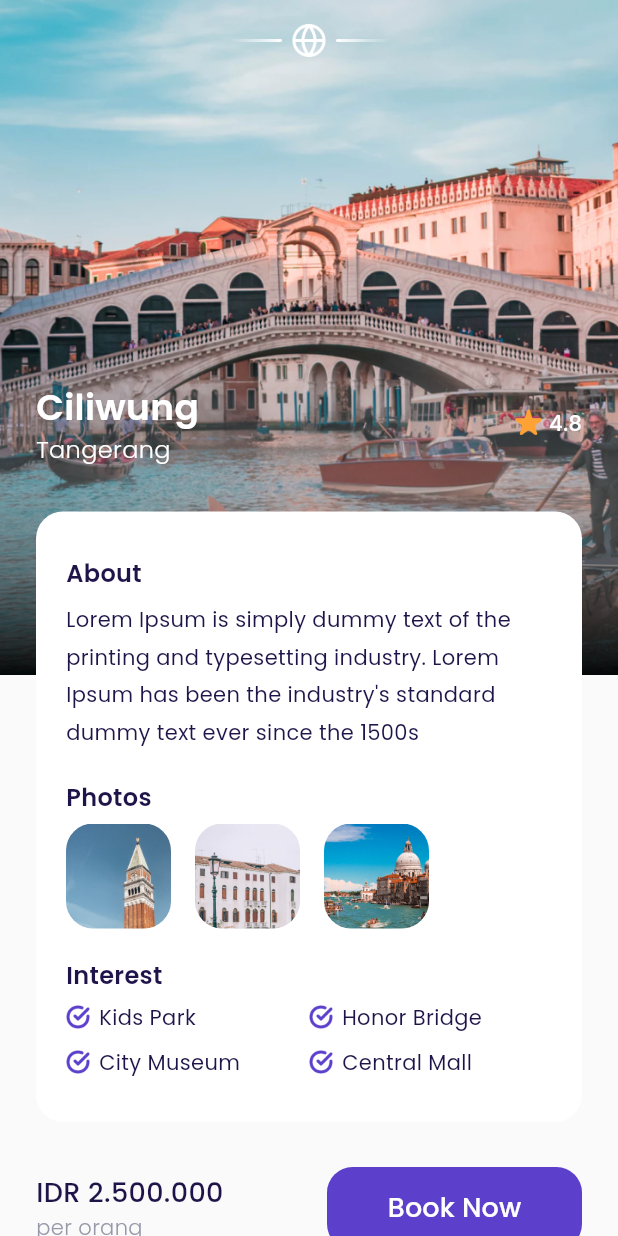
After one commit to khoerodin/airplane, a Flutter app: the MainPage screen opened by its route, after a tap on "4.5", on a phone screen of 412 x 824 dp. The commit adds this screen. Run offline on Flutter 3.47's test engine with Material 3 defaults, Android fonts, the phone set to English and light mode, and no system bars; our stand-ins replace google_fonts.

Commit message:
Detail Page

```diff
--- /dev/null
+++ b/lib/ui/pages/detail_page.dart
@@ -0,0 +1,247 @@
+import 'package:airplane/shared/theme.dart';
+import 'package:airplane/ui/widgtes/custom_button.dart';
+import 'package:airplane/ui/widgtes/interest_item.dart';
+import 'package:airplane/ui/widgtes/photo_item.dart';
+import 'package:flutter/material.dart';
+
+class DetailPage extends StatelessWidget {
+  const DetailPage({super.key});
+
+  @override
+  Widget build(BuildContext context) {
+    Widget backgroundImage() {
+      return Container(
+        width: double.infinity,
+        height: 450,
+        decoration: const BoxDecoration(
+          image: DecorationImage(
+            fit: BoxFit.cover,
+            image: AssetImage('assets/image_destination1.png'),
+          ),
+        ),
+      );
+    }
+
+    Widget customShadow() {
+      return Container(
+        width: double.infinity,
+        height: 214,
+        margin: const EdgeInsets.only(top: 236),
+        decoration: BoxDecoration(
+          gradient: LinearGradient(
+            begin: Alignment.topCenter,
+            end: Alignment.bottomCenter,
+            colors: [
+              kWhiteColor.withOpacity(0),
+              Colors.black.withOpacity(.95),
+            ],
+          ),
+        ),
+      );
+    }
+
+    Widget content() {
+      Widget emblem() {
+        return Container(
+          width: 108,
+          height: 24,
+          margin: const EdgeInsets.only(top: 15),
+          decoration: const BoxDecoration(
+            image: DecorationImage(
+              image: AssetImage('assets/icon_emblem.png'),
+            ),
+          ),
+        );
+      }
+
+      Widget title() {
+        return Container(
+          margin: const EdgeInsets.only(top: 215),
+          child: Row(
+            children: [
+              Expanded(
+                child: Column(
+                  crossAxisAlignment: CrossAxisAlignment.start,
+                  children: [
+                    Text(
+                      'Ciliwung',
+                      style: whiteTextStyle.copyWith(
+                        fontSize: 24,
+                        fontWeight: semiBold,
+                      ),
+                      overflow: TextOverflow.ellipsis,
+                    ),
+                    Text(
+                      'Tangerang',
+                      style: whiteTextStyle.copyWith(
+                        fontSize: 16,
+                        fontWeight: light,
+                      ),
+                      overflow: TextOverflow.ellipsis,
+                    ),
+                  ],
+                ),
+              ),
+              Row(
+                mainAxisAlignment: MainAxisAlignment.center,
+                crossAxisAlignment: CrossAxisAlignment.start,
+                children: [
+                  Container(
+                    width: 18,
+                    height: 18,
+                    margin: const EdgeInsets.only(right: 5),
+                    decoration: const BoxDecoration(
+                      image: DecorationImage(
+                        image: AssetImage('assets/icon_star.png'),
+                      ),
+                    ),
+                  ),
+                  Text(
+                    '4.8',
+                    style: whiteTextStyle.copyWith(
+                      fontWeight: medium,
+                    ),
+                  )
+                ],
+              ),
+            ],
+          ),
+        );
+      }
+
+      Widget description() {
+        return Container(
+          width: double.infinity,
+          margin: const EdgeInsets.only(top: 30),
+          padding: const EdgeInsets.symmetric(
+            horizontal: 20,
+            vertical: 30,
+          ),
+          decoration: BoxDecoration(
+            color: kWhiteColor,
+            borderRadius: BorderRadius.circular(18),
+          ),
+          child: Column(
+            crossAxisAlignment: CrossAxisAlignment.start,
+            children: [
+              Text(
+                'About',
+                style: blackTextStyle.copyWith(
+                  fontSize: 16,
+                  fontWeight: semiBold,
+                ),
+              ),
+              const SizedBox(height: 6),
+              Text(
+                'Lorem Ipsum is simply dummy text of the printing and typesetting industry. Lorem Ipsum has been the industry\'s standard dummy text ever since the 1500s',
+                style: blackTextStyle.copyWith(height: 1.8),
+              ),
+              const SizedBox(height: 20),
+              Text(
+                'Photos',
+                style: blackTextStyle.copyWith(
+                  fontSize: 16,
+                  fontWeight: semiBold,
+                ),
+              ),
+              const SizedBox(height: 6),
+              const Row(
+                children: [
+                  PhotoItem(imageURL: 'assets/image_photo1.png'),
+                  PhotoItem(imageURL: 'assets/image_photo2.png'),
+                  PhotoItem(imageURL: 'assets/image_photo3.png'),
+                ],
+              ),
+              const SizedBox(height: 20),
+              Text(
+                'Interest ',
+                style: blackTextStyle.copyWith(
+                  fontSize: 16,
+                  fontWeight: semiBold,
+                ),
+              ),
+              const SizedBox(height: 6),
+              const Row(
+                children: [
+                  InterestItem(text: 'Kids Park'),
+                  InterestItem(text: 'Honor Bridge'),
+                ],
+              ),
+              const SizedBox(height: 10),
+              const Row(
+                children: [
+                  InterestItem(text: 'City Museum'),
+                  InterestItem(text: 'Central Mall'),
+                ],
+              ),
+            ],
+          ),
+        );
+      }
+
+      Widget priceAndBookButton() {
+        return Container(
+          width: double.infinity,
+          margin: const EdgeInsets.symmetric(vertical: 30),
+          child: Row(
+            children: [
+              Expanded(
+                child: Column(
+                  crossAxisAlignment: CrossAxisAlignment.start,
+                  children: [
+                    Text(
+                      'IDR 2.500.000',
+                      style: blackTextStyle.copyWith(
+                        fontSize: 18,
+                        fontWeight: medium,
+                      ),
+                    ),
+                    Text(
+                      'per orang',
+                      style: greyTextStyle.copyWith(
+                        fontWeight: light,
+                      ),
+                    ),
+                  ],
+                ),
+              ),
+              CustomButton(
+                title: 'Book Now',
+                onPressed: () {},
+                width: 170,
+              ),
+            ],
+          ),
+        );
+      }
+
+      return SafeArea(
+        child: Container(
+          width: double.infinity,
+          margin: EdgeInsets.symmetric(horizontal: defaultMargin),
+          child: Column(
+            children: [
+              emblem(),
+              title(),
+              description(),
+              priceAndBookButton(),
+            ],
+          ),
+        ),
+      );
+    }
+
+    return Scaffold(
+      backgroundColor: kBackgroundColor,
+      body: SingleChildScrollView(
+        child: Stack(
+          children: [
+            backgroundImage(),
+            customShadow(),
+            content(),
+          ],
+        ),
+      ),
+    );
+  }
+}
--- a/lib/ui/widgtes/destination_card.dart
+++ b/lib/ui/widgtes/destination_card.dart
@@ -1,4 +1,5 @@
 import 'package:airplane/shared/theme.dart';
+import 'package:airplane/ui/pages/detail_page.dart';
 import 'package:flutter/material.dart';
 
 class DestinationCard extends StatelessWidget {
@@ -17,7 +18,16 @@ class DestinationCard extends StatelessWidget {
 
   @override
   Widget build(BuildContext context) {
-    return Container(
+    return GestureDetector(
+      onTap: () {
+        Navigator.push(
+          context,
+          MaterialPageRoute(
+            builder: (context) => const DetailPage(),
+          ),
+        );
+      },
+      child: Container(
         width: 200,
         height: 323,
         margin: EdgeInsets.only(left: defaultMargin),
@@ -99,6 +109,7 @@ class DestinationCard extends StatelessWidget {
             )
           ],
         ),
+      ),
     );
   }
 }
--- a/lib/ui/widgtes/destination_tile.dart
+++ b/lib/ui/widgtes/destination_tile.dart
@@ -1,4 +1,5 @@
 import 'package:airplane/shared/theme.dart';
+import 'package:airplane/ui/pages/detail_page.dart';
 import 'package:flutter/material.dart';
 
 class DestinationTile extends StatelessWidget {
@@ -16,7 +17,16 @@ class DestinationTile extends StatelessWidget {
 
   @override
   Widget build(BuildContext context) {
-    return Container(
+    return GestureDetector(
+      onTap: () {
+        Navigator.push(
+          context,
+          MaterialPageRoute(
+            builder: (context) => const DetailPage(),
+          ),
+        );
+      },
+      child: Container(
         margin: const EdgeInsets.only(top: 16),
         padding: const EdgeInsets.all(10),
         decoration: BoxDecoration(
@@ -79,6 +89,7 @@ class DestinationTile extends StatelessWidget {
             ),
           ],
         ),
+      ),
     );
   }
 }
--- /dev/null
+++ b/lib/ui/widgtes/interest_item.dart
@@ -0,0 +1,34 @@
+import 'package:airplane/shared/theme.dart';
+import 'package:flutter/material.dart';
+
+class InterestItem extends StatelessWidget {
+  final String text;
+  const InterestItem({
+    super.key,
+    required this.text,
+  });
+
+  @override
+  Widget build(BuildContext context) {
+    return Expanded(
+      child: Row(
+        children: [
+          Container(
+            width: 16,
+            height: 16,
+            margin: const EdgeInsets.only(right: 6),
+            decoration: const BoxDecoration(
+              image: DecorationImage(
+                image: AssetImage('assets/icon_check.png'),
+              ),
+            ),
+          ),
+          Text(
+            text,
+            style: blackTextStyle,
+          ),
+        ],
+      ),
+    );
+  }
+}
--- /dev/null
+++ b/lib/ui/widgtes/photo_item.dart
@@ -0,0 +1,26 @@
+import 'package:flutter/material.dart';
+
+class PhotoItem extends StatelessWidget {
+  final String imageURL;
+
+  const PhotoItem({
+    super.key,
+    required this.imageURL,
+  });
+
+  @override
+  Widget build(BuildContext context) {
+    return Container(
+      width: 70,
+      height: 70,
+      margin: const EdgeInsets.only(right: 16),
+      decoration: BoxDecoration(
+        image: DecorationImage(
+          image: AssetImage(imageURL),
+          fit: BoxFit.cover,
+        ),
+        borderRadius: BorderRadius.circular(18),
+      ),
+    );
+  }
+}
```
Lines whose indentation alone changed are shown as unchanged.
